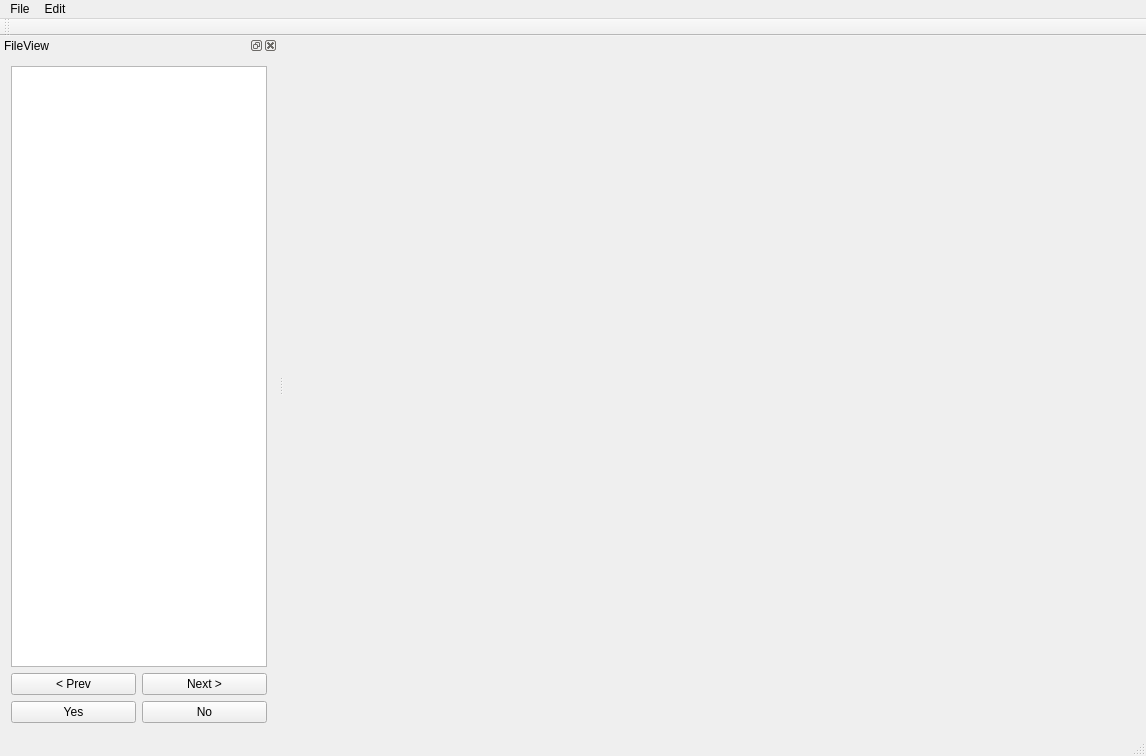
Old version of the form mainwindow.ui in the repository jaimeyzzz/image_filter_tool.
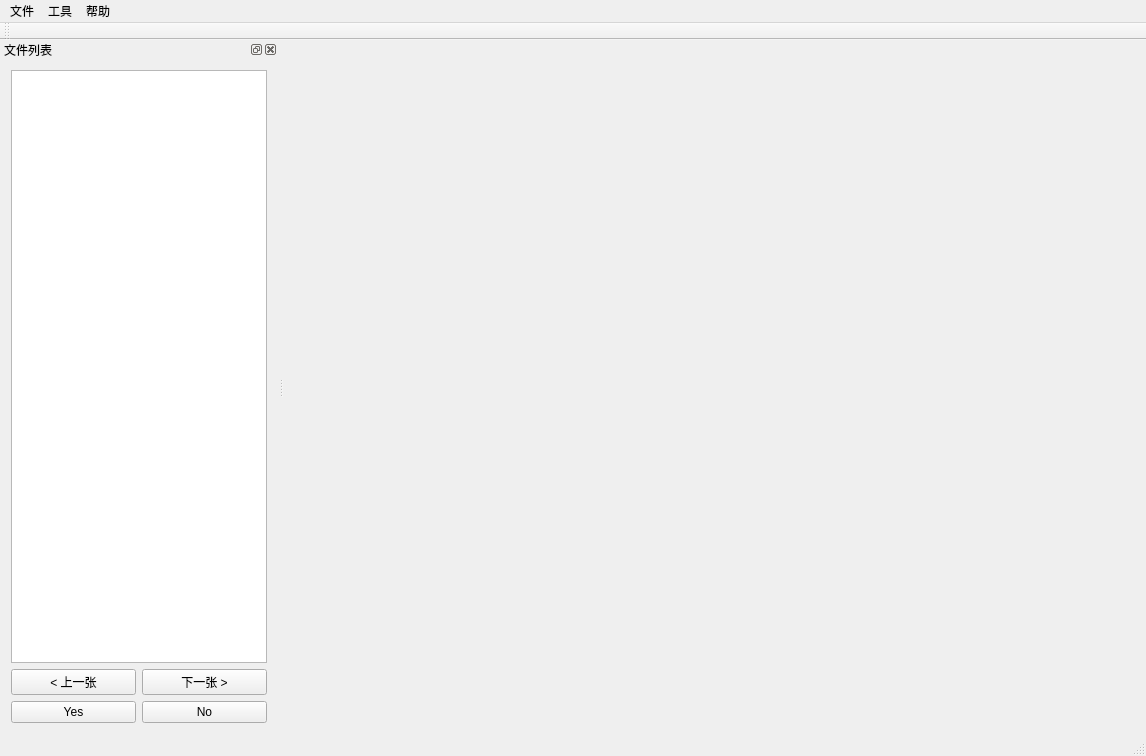
New version of the form.

Diff of the .ui file:
```diff
--- a/mainwindow.ui
+++ b/mainwindow.ui
@@ -31,7 +31,7 @@
    </property>
    <widget class="QMenu" name="fileMenu">
     <property name="title">
-     <string>File</string>
+     <string>文件</string>
     </property>
     <addaction name="actionOpenImages"/>
     <addaction name="actionOpenFolder"/>
@@ -44,11 +44,20 @@
    </widget>
    <widget class="QMenu" name="editMenu">
     <property name="title">
-     <string>Edit</string>
+     <string>工具</string>
     </property>
+    <addaction name="actionStatistic"/>
+    <addaction name="actionExportList"/>
+   </widget>
+   <widget class="QMenu" name="menuHelp">
+    <property name="title">
+     <string>帮助</string>
+    </property>
+    <addaction name="actionShortcuts"/>
    </widget>
    <addaction name="fileMenu"/>
    <addaction name="editMenu"/>
+   <addaction name="menuHelp"/>
   </widget>
   <widget class="QToolBar" name="mainToolBar">
    <attribute name="toolBarArea">
@@ -64,7 +73,7 @@
     <bool>false</bool>
    </property>
    <property name="windowTitle">
-    <string>FileView</string>
+    <string>文件列表</string>
    </property>
    <attribute name="dockWidgetArea">
     <number>1</number>
@@ -119,7 +128,7 @@
           <enum>Qt::NoFocus</enum>
          </property>
          <property name="text">
-          <string>&lt; Prev</string>
+          <string>&lt; 上一张</string>
          </property>
         </widget>
        </item>
@@ -129,7 +138,7 @@
           <enum>Qt::NoFocus</enum>
          </property>
          <property name="text">
-          <string>Next &gt;</string>
+          <string>下一张 &gt;</string>
          </property>
         </widget>
        </item>
```
Left out of the diff: 35 changed lines with no effect on the pictures.
